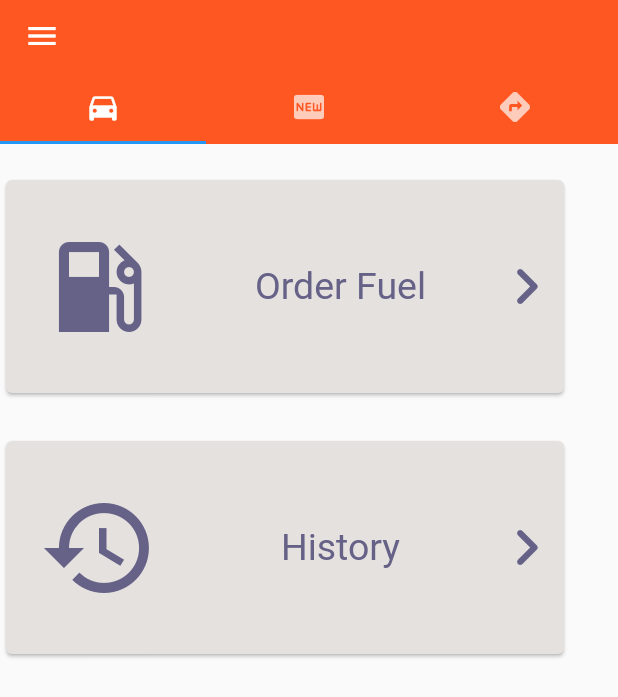
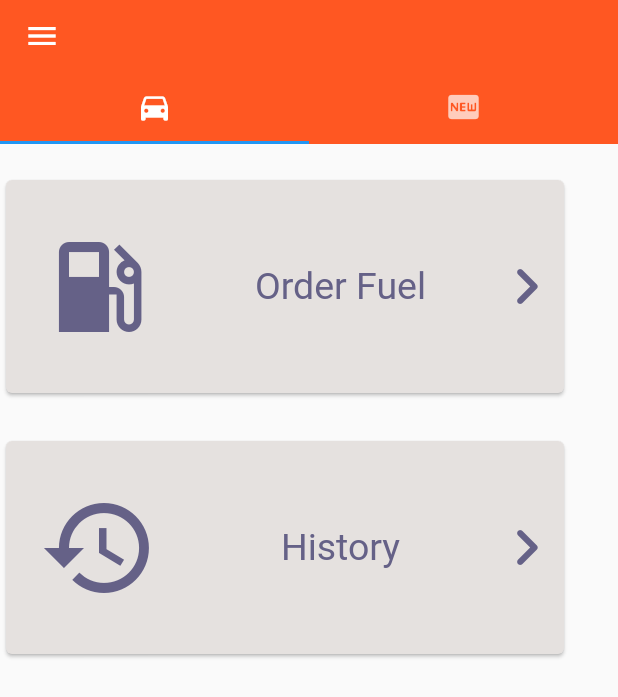
Before and after one commit to theo-beep/easy_fuel_2, a Flutter app: the screen it shows once a user with an empty profile is signed in, on a phone screen of 412 x 824 dp. Shown: the top 697 px of the screen. Run offline on Flutter 3.47's test engine with Material 2 defaults, Android fonts, the phone set to English and light mode, and no system bars; drawn by our look-alikes of flutter_advanced_drawer; our stand-ins replace cloud_firestore, firebase_auth, firebase_core, flutter_svg, flutter_switch, geocoding and 7 more; missing offline and left inert: dart:ffi, dart:html, enhance_stepper, flutter_polyline_points, flutterfire_ui; accounts and stored records are empty.

Commit message:
- ui , flow updates

```diff
--- a/lib/ColorConstants.dart
+++ b/lib/ColorConstants.dart
@@ -3,6 +3,7 @@
 
 
     const primaryColor =  Color(0xFFFF5722);
+    const kaccent =  Color(0xFFF1AF9A);
     const secondColor = Color(0xFFE5E1DF);
     const secondaryColor = Color(0xFF718E9E);
     const kBackgroundColor = Color(0xFFF8F8F8);
--- a/lib/UserInterface/home_page.dart
+++ b/lib/UserInterface/home_page.dart
@@ -49,7 +49,7 @@ class _HomeScreenState extends State<HomeScreen> {
 
   @override
   Widget build(BuildContext context) => DefaultTabController(
-      length: 3,
+      length: 2,
       child:
    AdvancedDrawer(
   backdropColor: secondaryColor,
@@ -76,7 +76,6 @@ class _HomeScreenState extends State<HomeScreen> {
           tabs: [
             Tab(icon: Icon(Icons.directions_car)),
             Tab(icon: Icon(Icons.fiber_new_rounded)),
-            Tab(icon: Icon(Icons.directions)),
           ],
         ),
         toolbarHeight: 48,
@@ -103,7 +102,6 @@ class _HomeScreenState extends State<HomeScreen> {
           children: [
             MainHomePage(),
             currentOrders(),
-            MapPage(),
           ]),
     ),
     drawer: SafeArea(
@@ -126,8 +124,9 @@ class _HomeScreenState extends State<HomeScreen> {
                   color: Colors.black26,
                   shape: BoxShape.circle,
                 ),
-                child: Image.asset(
-                  'assets/images/flutter_logo.png',
+                child: Icon(Icons.account_circle,
+                  size: 120,
+                  color: kTextColor,
                 ),
               ),
               ListTile(
@@ -151,7 +150,7 @@ class _HomeScreenState extends State<HomeScreen> {
               ),
               ListTile(
                 onTap: () {
-                  Navigator.of(context).push(MaterialPageRoute(builder: (context) => const RequestFuel()));
+                  Navigator.of(context).push(MaterialPageRoute(builder: (context) =>  OrderHistory()));
                 },
                 leading: const Icon(Icons.book_outlined),
                 title: const Text('Order History'),
--- a/lib/UserInterface/order_info.dart
+++ b/lib/UserInterface/order_info.dart
@@ -7,7 +7,7 @@ import 'package:tuple/tuple.dart';
 
 
 class OrderInfo extends StatelessWidget {
-  final String text;
+   final String text;
   OrderInfo({Key? key, required this.text}) : super(key: key);
   // This widget is the root of your application.
   @override
@@ -29,6 +29,7 @@ class OrderInfoPage extends StatefulWidget {
   OrderInfoPage({Key? key, required this.title}) : super(key: key);
 
   final String title;
+
 
    @override
   _OrderInfoPageState createState() => _OrderInfoPageState();
--- a/lib/UserInterface/profile_page.dart
+++ b/lib/UserInterface/profile_page.dart
@@ -140,6 +140,7 @@ class _MyStatefulWidgetState extends State<MyStatefulWidget> {
             value: status,
             borderRadius: 30.0,
             padding: 8.0,
+            activeColor: primaryColor,
             showOnOff: false,
             onToggle: (val) {
               setState(() {
```
Also changed, not shown: lib/UserInterface/currentOrders.dart (+28 -9 lines), lib/UserInterface/order_history_page.dart (+19 -7 lines), lib/Widgets/profile_widget.dart (+8 -6 lines).
